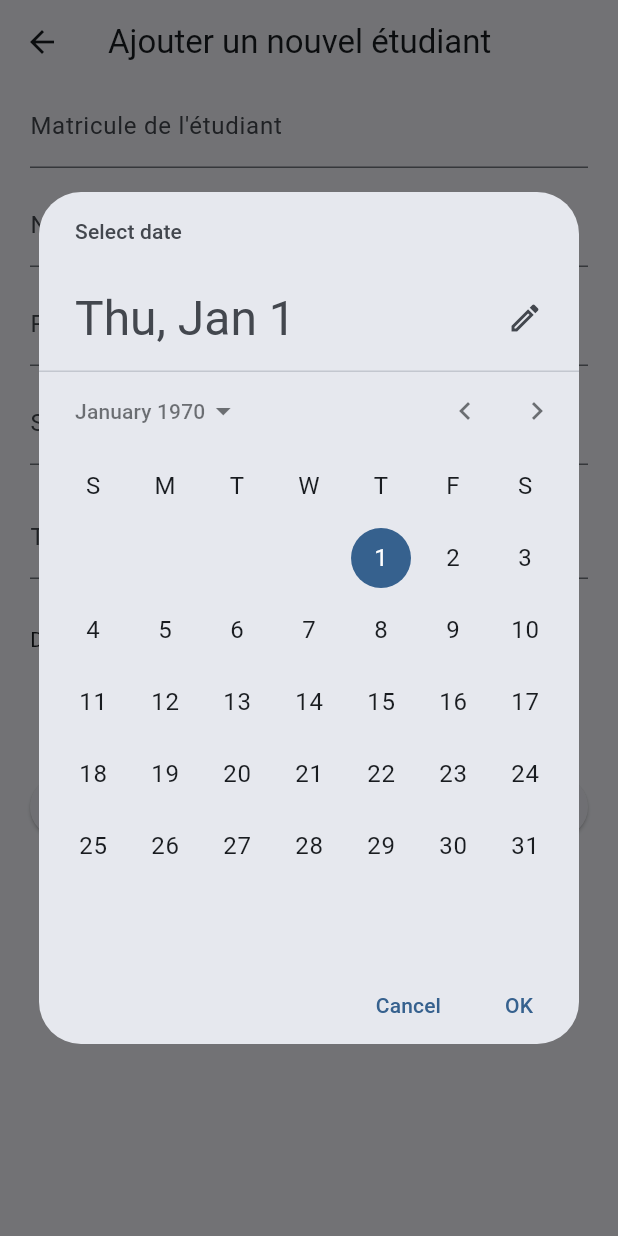
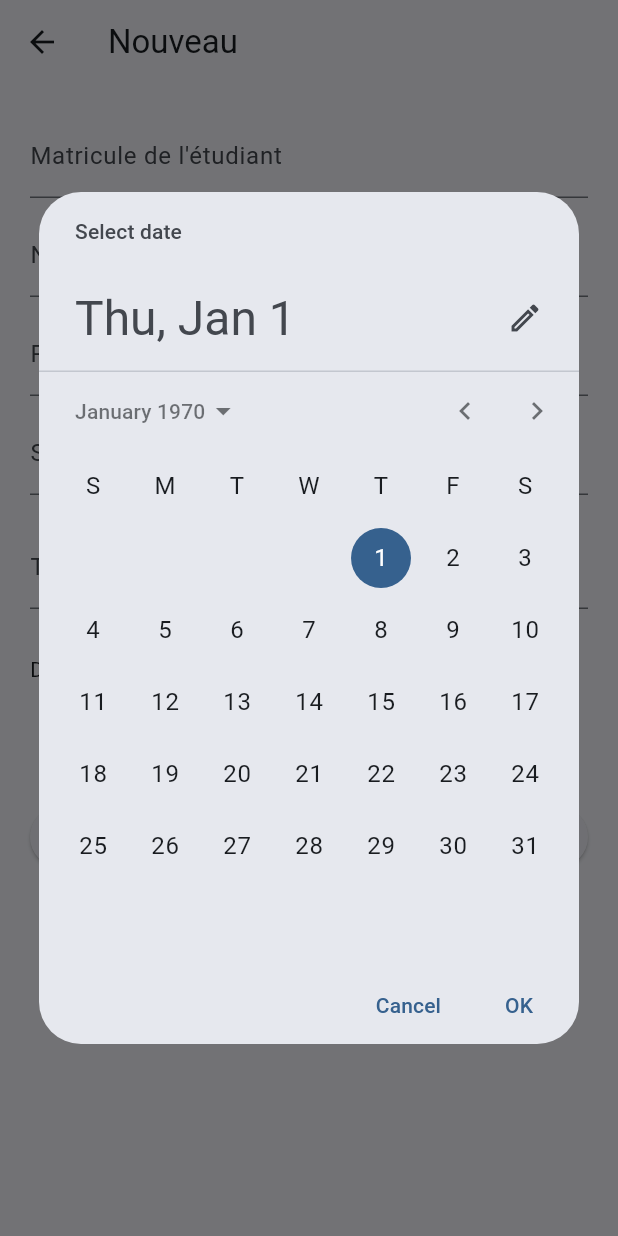
Before and after one commit to Georges987/flutter_sqflite_student, a Flutter app: the AddStu screen opened directly, after a tap on an icon or button, on a phone screen of 412 x 824 dp. Run offline on Flutter 3.47's test engine with Material 2 defaults, Android fonts, the light colour scheme and no system bars; our stand-ins replace fluttertoast, sqflite, sqflite_common_ffi; accounts and stored records are empty.

Commit message:
adding padding and clause for verification

```diff
--- a/lib/views/add.dart
+++ b/lib/views/add.dart
@@ -23,10 +23,10 @@ class _AddStuState extends State<AddStu> {
   Widget build(BuildContext context) {
     return Scaffold(
         appBar: AppBar(
-          title: const Text("Ajouter un nouvel étudiant"),
+          title: const Text("Nouveau"),
         ),
         body: Padding(
-          padding: const EdgeInsets.symmetric(horizontal: 20),
+          padding: const EdgeInsets.symmetric(horizontal: 20, vertical: 20),
           child: ListView(
             children: [
               Input(
@@ -95,6 +95,7 @@ class _AddStuState extends State<AddStu> {
                     final DateTime? picked = await showDatePicker(
                         context: context,
                         initialDate: birth,
+                        currentDate: DateTime.now(),
                         firstDate: DateTime(1900),
                         lastDate: DateTime.now());
                     if (picked != null && picked != birth) {
```
Also changed, not shown: lib/views/edit.dart (+13 -8 lines).
